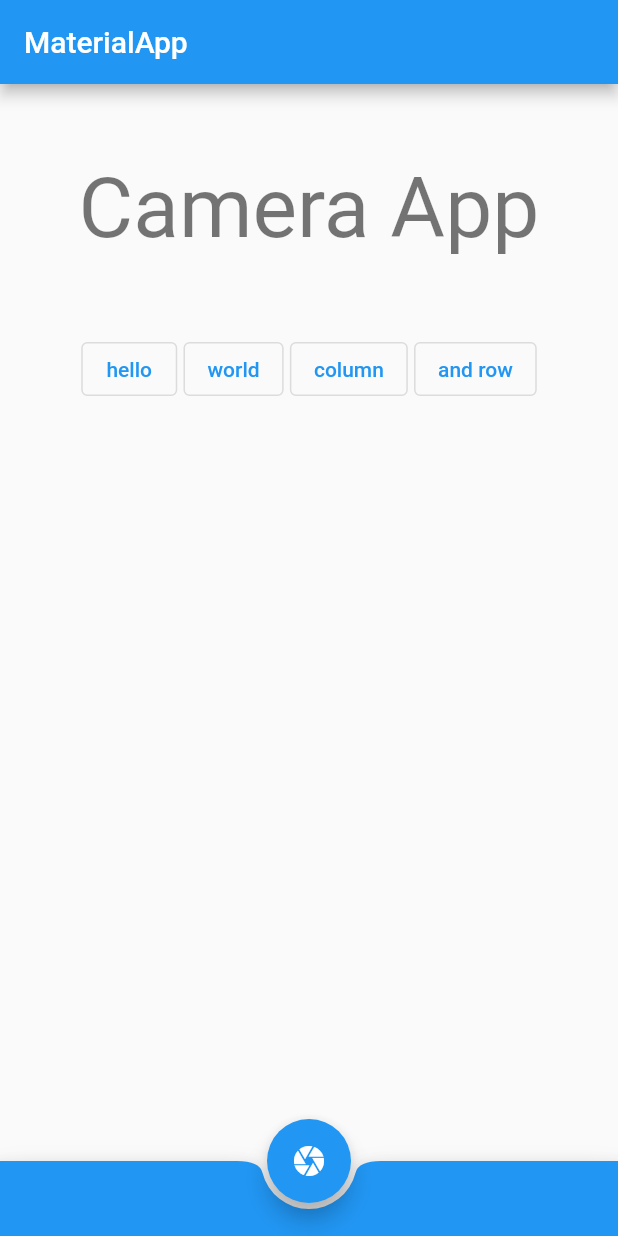
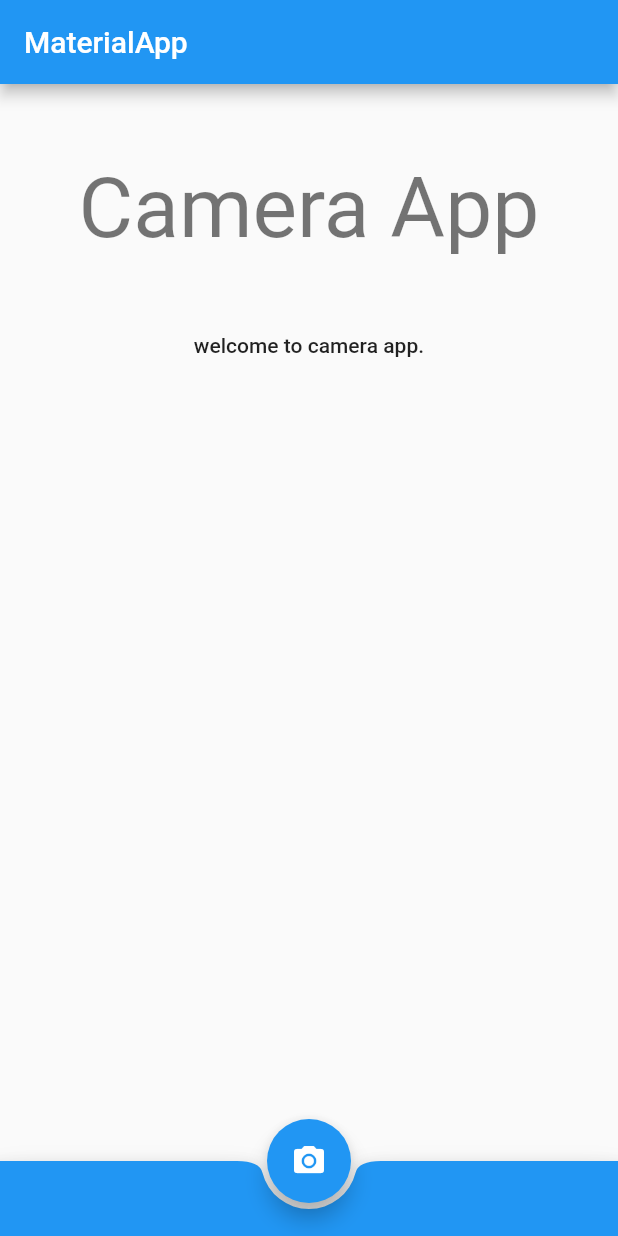
Before and after one commit to the96/flutter-study, a Flutter app: the screen it shows after launch, on a phone screen of 412 x 824 dp. Run offline on Flutter 3.47's test engine with Material 2 defaults, Android fonts, the phone set to English and light mode, and no system bars.

Commit message:
navigation追加

```diff
--- a/my_app/lib/main.dart
+++ b/my_app/lib/main.dart
@@ -14,46 +14,70 @@ class MyApp extends StatelessWidget {
         brightness: Brightness.light,
         primaryColor: Colors.blue,
       ),
-      home: Scaffold(
+      home: const Home(),
+      routes: <String, WidgetBuilder>{
+        '/home': (BuildContext context) => new Home(),
+        '/camera': (BuildContext context) => new CameraView(),
+      },
+    );
+  }
+}
+
+class Home extends StatelessWidget {
+  const Home({super.key});
+
+  @override
+  Widget build(BuildContext context) {
+    return Scaffold(
       appBar: AppBar(title: const Text("MaterialApp"), actions: const []),
-        body: Column(children: [
+      body: Center(
+          child: Column(children: [
         const Padding(padding: EdgeInsets.only(top: 50)),
         Text(
           'Camera App',
           style: Theme.of(context).textTheme.headline2,
         ),
         const Padding(padding: EdgeInsets.only(top: 50)),
-          Row(mainAxisAlignment: MainAxisAlignment.spaceBetween, children: [
-            const Padding(padding: EdgeInsets.only(right: 50)),
-            OutlinedButton(
-              onPressed: () {},
-              child: const Text('hello'),
+        Text(
+          'welcome to camera app.',
+          style: Theme.of(context).textTheme.bodyText1,
         ),
-            OutlinedButton(
-              onPressed: () {},
-              child: const Text('world'),
-            ),
-            OutlinedButton(
-              onPressed: () {},
-              child: const Text('column'),
-            ),
-            OutlinedButton(
-              onPressed: () {},
-              child: const Text('and row'),
-            ),
-            const Padding(padding: EdgeInsets.only(left: 50)),
-          ])
-        ]),
+      ])),
       bottomNavigationBar: BottomAppBar(
           color: Theme.of(context).primaryColor,
           shape: const CircularNotchedRectangle(),
           child: Container(height: 50.0)),
       floatingActionButton: FloatingActionButton(
-            onPressed: () => {},
+          onPressed: () => {Navigator.of(context).pushNamed('/camera')},
           tooltip: 'Open Camera',
-            child: const Icon(Icons.camera)),
+          child: const Icon(Icons.camera_alt)),
       floatingActionButtonLocation: FloatingActionButtonLocation.centerDocked,
-      ),
     );
   }
 }
+
+class CameraView extends StatelessWidget {
+  const CameraView({super.key});
+
+  @override
+  Widget build(BuildContext context) {
+    return Scaffold(
+      appBar: AppBar(
+        elevation: 0,
+        backgroundColor: Colors.black12.withAlpha(50),
+      ),
+      extendBodyBehindAppBar: true,
+      body: Container(
+        color: Colors.blueGrey[100],
+        child: const Center(
+          child: Text('camera coming soon'),
+        ),
+      ),
+      floatingActionButton: FloatingActionButton(
+          onPressed: () => {},
+          tooltip: 'shutter',
+          child: const Icon(Icons.camera)),
+      floatingActionButtonLocation: FloatingActionButtonLocation.centerFloat,
+    );
+  }
+}
```
Lines whose indentation alone changed are shown as unchanged.
